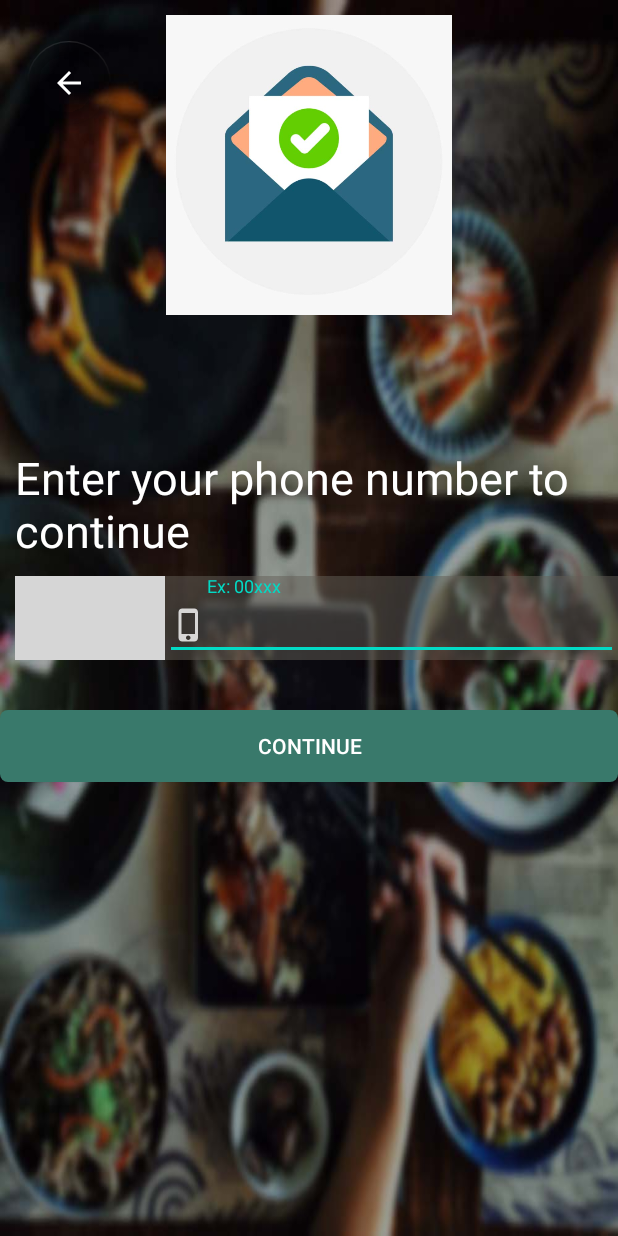
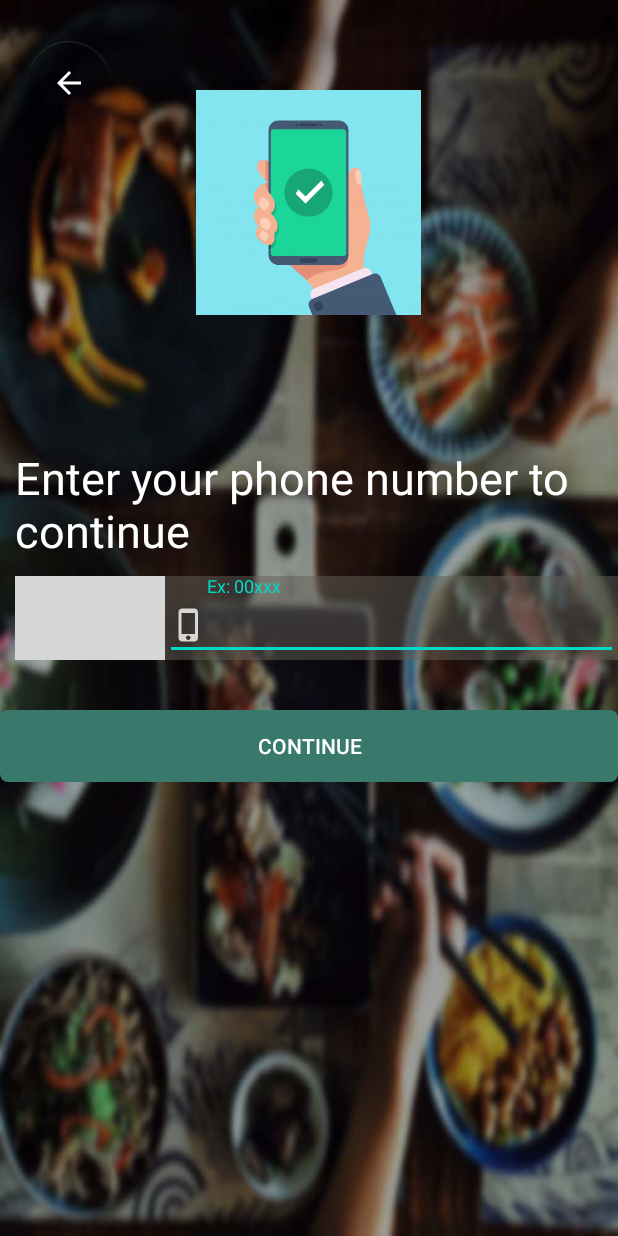
Before and after one commit to ncthanh0411/Mobile_Order_Food, an Android app: the activity_Login screen opened directly, with no data from a screen before it, on a phone screen of 412 x 824 dp. Run offline under Robolectric (Android 15) with nearby library versions, the phone set to English and light mode, and no system bars; our stand-ins replace Firebase (no records; nobody signed in at launch, a user with empty details on screens opened directly); libraries missing offline, so code that uses them is left out: com.firebase.client, com.hbb20; plain views replace CountryCodePicker; 1 statement that could not run was skipped; grey boxes are pictures that could not be loaded.

Commit message:
thanh 1/5

```diff
--- a/app/src/main/AndroidManifest.xml
+++ b/app/src/main/AndroidManifest.xml
@@ -14,6 +14,7 @@
     <uses-permission android:name="android.permission.READ_EXTERNAL_STORAGE" />
 
     <application
+        android:name=".Home"
         android:allowBackup="true"
         android:icon="@mipmap/ic_launcher"
         android:label="@string/app_name"
--- a/app/src/main/res/drawable-v24/button_signup.xml
+++ b/app/src/main/res/drawable-v24/button_signup.xml
@@ -3,5 +3,4 @@
 
     <solid android:color="#39796b" />
     <corners android:radius="5dp" />
-
 </shape>
--- a/app/src/main/res/layout/activity_login.xml
+++ b/app/src/main/res/layout/activity_login.xml
@@ -24,10 +24,11 @@
         android:layout_marginTop="10dp">
         <ImageView
             android:id="@+id/imageView"
-            android:layout_width="200dp"
-            android:layout_height="200dp"
-            app:srcCompat="@drawable/verify"
-            android:layout_gravity="center"/>
+            android:layout_width="150dp"
+            android:layout_height="150dp"
+            app:srcCompat="@drawable/verifyphone"
+            android:layout_gravity="center"
+            android:layout_marginTop="50dp"/>
     </LinearLayout>
 
     <TextView
--- a/app/src/main/res/layout/activity_verifyphone.xml
+++ b/app/src/main/res/layout/activity_verifyphone.xml
@@ -28,7 +28,8 @@
             android:layout_width="200dp"
             android:layout_height="200dp"
             android:layout_gravity="center"
-            app:srcCompat="@drawable/verify" />
+            app:srcCompat="@drawable/verify"
+            android:layout_marginTop="30dp"/>
     </LinearLayout>
 
     <TextView
```
Also changed, not shown: app/src/main/java/com/example/food_order_application_2/Home.java (added, +24 -0 lines), app/src/main/res/drawable/border.xml (added, +7 -0 lines), app/src/main/res/layout/activity_loginmenu.xml (+3 -10 lines), app/src/main/res/layout/fragment_user.xml (+5 -4 lines), app/src/main/res/drawable-xhdpi/ip.png, app/src/main/res/drawable-xhdpi/verify.jpg (deleted), app/src/main/res/drawable-xhdpi/verify.png (added), app/src/main/res/drawable-xhdpi/verifyphone.jpg (added).
